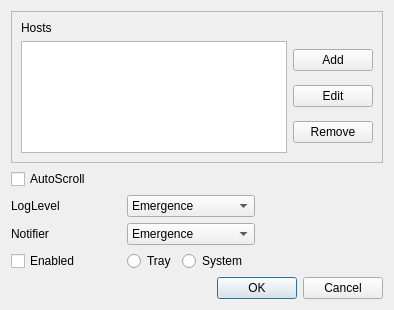
The window that settings.ui (sperner/QtLogwatcher) describes before a commit, drawn with Qt 5.
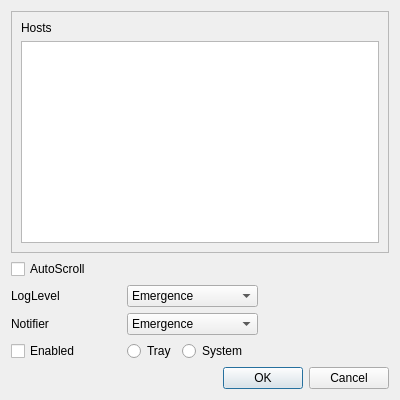
The same window after the commit.

```diff
--- a/settings.ui
+++ b/settings.ui
@@ -6,8 +6,8 @@
    <rect>
     <x>0</x>
     <y>0</y>
-    <width>394</width>
-    <height>310</height>
+    <width>400</width>
+    <height>400</height>
    </rect>
   </property>
   <property name="windowTitle">
@@ -44,34 +44,6 @@
             </property>
            </widget>
           </item>
-          <item>
-           <layout class="QVBoxLayout" name="vert_HostButtons">
-            <item>
-             <widget class="QPushButton" name="btnAdd">
-              <property name="locale">
-               <locale language="English" country="UnitedKingdom"/>
-              </property>
-              <property name="text">
-               <string>Add</string>
-              </property>
-             </widget>
-            </item>
-            <item>
-             <widget class="QPushButton" name="btnEdit">
-              <property name="text">
-               <string>Edit</string>
-              </property>
-             </widget>
-            </item>
-            <item>
-             <widget class="QPushButton" name="btnRemove">
-              <property name="text">
-               <string>Remove</string>
-              </property>
-             </widget>
-            </item>
-           </layout>
-          </item>
          </layout>
         </item>
        </layout>
```
